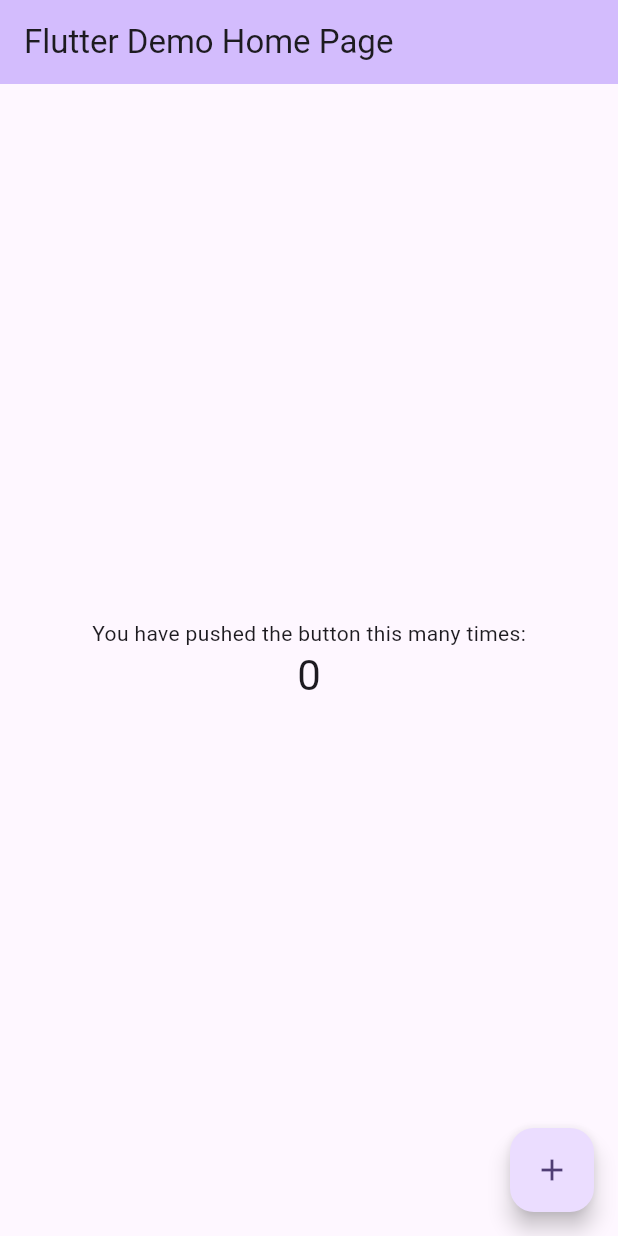
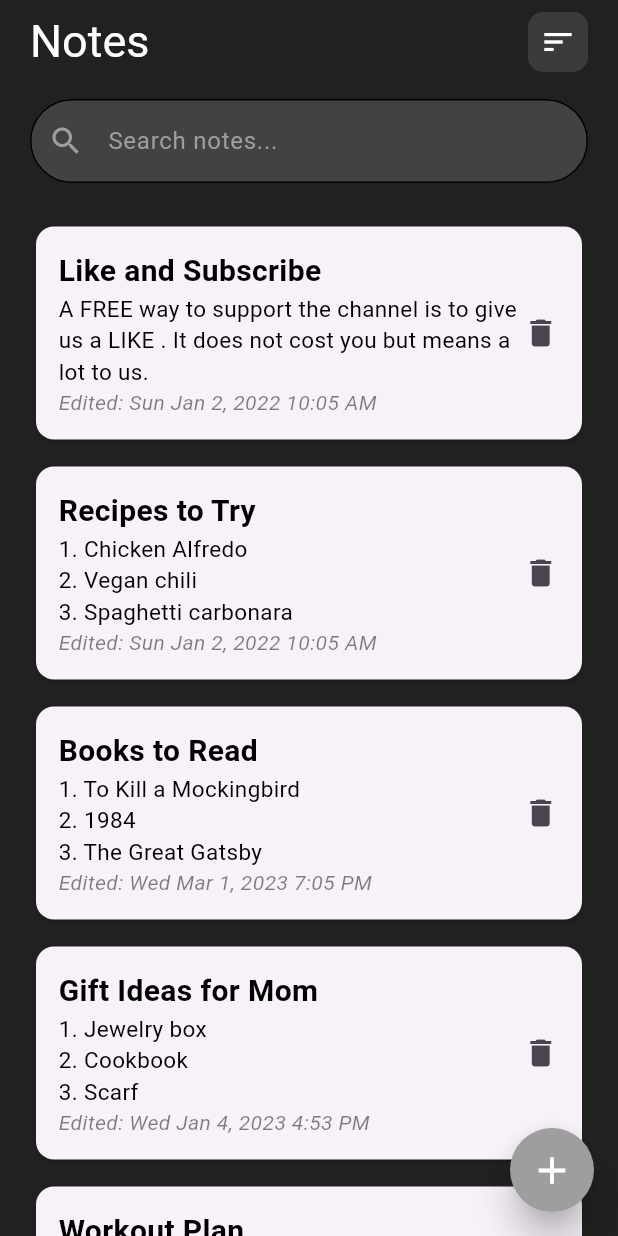
Before and after one commit to nmq2503/flutter_notion, a Flutter app: the screen it shows after launch, on a phone screen of 412 x 824 dp. Run offline on Flutter 3.47's test engine with Material 3 defaults, Android fonts, the light colour scheme and no system bars.

Commit message:
Add note feature done

```diff
--- /dev/null
+++ b/lib/core/constants.dart
@@ -0,0 +1,25 @@
+import 'package:flutter/material.dart';
+
+const double kDouble5 = 5.0;
+const double kDouble10 = 10.0;
+const double kDouble15 = 15.0;
+const double kDouble20 = 20.0;
+const double kDouble30 = 30.0;
+const double kDouble50 = 50.0;
+
+const Color grey = Colors.grey;
+const Color white = Colors.white;
+const Color black = Colors.black;
+
+List<Color> backgroundColors = [
+  const Color(0xFFCCE5FF),
+  const Color(0xFFD7F9E9),
+  const Color(0xFFFFF8E1),
+  const Color(0xFFF5E6CC),
+  const Color(0xFFFFD6D6),
+  const Color(0xFFE5E5E5),
+  const Color(0xFFE5F0F0),
+  const Color(0xFFE6F9FF),
+  const Color(0xFFD4EDDA),
+  const Color(0xFFFFF3CD),
+];
--- a/lib/main.dart
+++ b/lib/main.dart
@@ -1,125 +1,22 @@
 import 'package:flutter/material.dart';
+import 'package:flutter_notion/screens/home_screen.dart';
 
 void main() {
-  runApp(const MyApp());
+  runApp(const MainApp());
 }
 
-class MyApp extends StatelessWidget {
-  const MyApp({super.key});
+class MainApp extends StatelessWidget {
+  const MainApp({super.key});
 
-  // This widget is the root of your application.
   @override
   Widget build(BuildContext context) {
     return MaterialApp(
-      title: 'Flutter Demo',
+      title: 'Notion App',
       theme: ThemeData(
-        // This is the theme of your application.
-        //
-        // TRY THIS: Try running your application with "flutter run". You'll see
-        // the application has a purple toolbar. Then, without quitting the app,
-        // try changing the seedColor in the colorScheme below to Colors.green
-        // and then invoke "hot reload" (save your changes or press the "hot
-        // reload" button in a Flutter-supported IDE, or press "r" if you used
-        // the command line to start the app).
-        //
-        // Notice that the counter didn't reset back to zero; the application
-        // state is not lost during the reload. To reset the state, use hot
-        // restart instead.
-        //
-        // This works for code too, not just values: Most code changes can be
-        // tested with just a hot reload.
         colorScheme: ColorScheme.fromSeed(seedColor: Colors.deepPurple),
         useMaterial3: true,
       ),
-      home: const MyHomePage(title: 'Flutter Demo Home Page'),
+      home: HomeScreen(),
     );
   }
 }
-
-class MyHomePage extends StatefulWidget {
-  const MyHomePage({super.key, required this.title});
-
-  // This widget is the home page of your application. It is stateful, meaning
-  // that it has a State object (defined below) that contains fields that affect
-  // how it looks.
-
-  // This class is the configuration for the state. It holds the values (in this
-  // case the title) provided by the parent (in this case the App widget) and
-  // used by the build method of the State. Fields in a Widget subclass are
-  // always marked "final".
-
-  final String title;
-
-  @override
-  State<MyHomePage> createState() => _MyHomePageState();
-}
-
-class _MyHomePageState extends State<MyHomePage> {
-  int _counter = 0;
-
-  void _incrementCounter() {
-    setState(() {
-      // This call to setState tells the Flutter framework that something has
-      // changed in this State, which causes it to rerun the build method below
-      // so that the display can reflect the updated values. If we changed
-      // _counter without calling setState(), then the build method would not be
-      // called again, and so nothing would appear to happen.
-      _counter++;
-    });
-  }
-
-  @override
-  Widget build(BuildContext context) {
-    // This method is rerun every time setState is called, for instance as done
-    // by the _incrementCounter method above.
-    //
-    // The Flutter framework has been optimized to make rerunning build methods
-    // fast, so that you can just rebuild anything that needs updating rather
-    // than having to individually change instances of widgets.
-    return Scaffold(
-      appBar: AppBar(
-        // TRY THIS: Try changing the color here to a specific color (to
-        // Colors.amber, perhaps?) and trigger a hot reload to see the AppBar
-        // change color while the other colors stay the same.
-        backgroundColor: Theme.of(context).colorScheme.inversePrimary,
-        // Here we take the value from the MyHomePage object that was created by
-        // the App.build method, and use it to set our appbar title.
-        title: Text(widget.title),
-      ),
-      body: Center(
-        // Center is a layout widget. It takes a single child and positions it
-        // in the middle of the parent.
-        child: Column(
-          // Column is also a layout widget. It takes a list of children and
-          // arranges them vertically. By default, it sizes itself to fit its
-          // children horizontally, and tries to be as tall as its parent.
-          //
-          // Column has various properties to control how it sizes itself and
-          // how it positions its children. Here we use mainAxisAlignment to
-          // center the children vertically; the main axis here is the vertical
-          // axis because Columns are vertical (the cross axis would be
-          // horizontal).
-          //
-          // TRY THIS: Invoke "debug painting" (choose the "Toggle Debug Paint"
-          // action in the IDE, or press "p" in the console), to see the
-          // wireframe for each widget.
-          mainAxisAlignment: MainAxisAlignment.center,
-          children: <Widget>[
-            const Text(
-              'You have pushed the button this many times:',
-            ),
-            Text(
-              '$_counter',
-              style: Theme.of(context).textTheme.headlineMedium,
-            ),
-          ],
-        ),
-      ),
-      floatingActionButton: FloatingActionButton(
-        onPressed: _incrementCounter,
-        tooltip: 'Increment',
-        child: const Icon(Icons.add),
-      ), // This trailing comma makes auto-formatting nicer for build methods.
-    );
-  }
-}
--- /dev/null
+++ b/lib/model/note.dart
@@ -0,0 +1,77 @@
+class Note {
+  final int id;
+  final String title;
+  final String content;
+  final DateTime modifiedTime;
+
+  Note(
+      {required this.id,
+      required this.title,
+      required this.content,
+      required this.modifiedTime});
+}
+
+List<Note> sampleNotes = [
+  Note(
+    id: 0,
+    title: 'Like and Subscribe',
+    content:
+        'A FREE way to support the channel is to give us a LIKE . It does not cost you but means a lot to us.\nIf you are new here please Subscribe',
+    modifiedTime: DateTime(2022, 1, 1, 34, 5),
+  ),
+  Note(
+    id: 1,
+    title: 'Recipes to Try',
+    content:
+        '1. Chicken Alfredo\n2. Vegan chili\n3. Spaghetti carbonara\n4. Chocolate lava cake',
+    modifiedTime: DateTime(2022, 1, 1, 34, 5),
+  ),
+  Note(
+    id: 2,
+    title: 'Books to Read',
+    content:
+        '1. To Kill a Mockingbird\n2. 1984\n3. The Great Gatsby\n4. The Catcher in the Rye',
+    modifiedTime: DateTime(2023, 3, 1, 19, 5),
+  ),
+  Note(
+    id: 3,
+    title: 'Gift Ideas for Mom',
+    content: '1. Jewelry box\n2. Cookbook\n3. Scarf\n4. Spa day gift card',
+    modifiedTime: DateTime(2023, 1, 4, 16, 53),
+  ),
+  Note(
+    id: 4,
+    title: 'Workout Plan',
+    content:
+        'Monday:\n- Run 5 miles\n- Yoga class\nTuesday:\n- HIIT circuit training\n- Swimming laps\nWednesday:\n- Rest day\nThursday:\n- Weightlifting\n- Spin class\nFriday:\n- Run 3 miles\n- Pilates class\nSaturday:\n- Hiking\n- Rock climbing',
+    modifiedTime: DateTime(2023, 5, 1, 11, 6),
+  ),
+  Note(
+    id: 5,
+    title: 'Bucket List',
+    content:
+        '1. Travel to Japan\n2. Learn to play the guitar\n3. Write a novel\n4. Run a marathon\n5. Start a business',
+    modifiedTime: DateTime(2023, 1, 6, 13, 9),
+  ),
+  Note(
+    id: 6,
+    title: 'Little pigs',
+    content:
+        "Once upon a time there were three little pigs who set out to seek their fortune.",
+    modifiedTime: DateTime(2023, 3, 7, 11, 12),
+  ),
+  Note(
+    id: 7,
+    title: 'Meeting Notes',
+    content:
+        'Attendees: John, Mary, David\nAgenda:\n- Budget review\n- Project updates\n- Upcoming events',
+    modifiedTime: DateTime(2023, 2, 1, 15, 14),
+  ),
+  Note(
+    id: 8,
+    title: 'Ideas for Vacation',
+    content:
+        '1. Visit Grand Canyon\n2. Go on a hot air balloon ride\n3. Try local cuisine\n4. Attend a concert',
+    modifiedTime: DateTime(2023, 2, 1, 12, 34),
+  ),
+];
--- /dev/null
+++ b/lib/screens/edit_screen.dart
@@ -0,0 +1,84 @@
+import 'package:flutter/material.dart';
+import 'package:flutter_notion/core/constants.dart';
+
+class EditScreen extends StatefulWidget {
+  const EditScreen({super.key});
+
+  @override
+  State<EditScreen> createState() => _EditScreenState();
+}
+
+class _EditScreenState extends State<EditScreen> {
+  final TextEditingController _titleController = TextEditingController();
+  final TextEditingController _contentController = TextEditingController();
+
+  // Save note
+  void saveNote() {
+    Navigator.pop(context, [_titleController.text, _contentController.text]);
+  }
+
+  @override
+  Widget build(BuildContext context) {
+    return Scaffold(
+      backgroundColor: Colors.grey.shade900,
+      appBar: AppBar(
+        backgroundColor: Colors.transparent,
+        iconTheme: IconThemeData(color: white),
+      ),
+      body: Container(
+        padding: EdgeInsets.symmetric(horizontal: kDouble20),
+        child: ListView(
+          children: [
+            TextField(
+              controller: _titleController,
+              style: TextStyle(
+                  color: white,
+                  fontSize: kDouble30,
+                  fontWeight: FontWeight.bold),
+              decoration: InputDecoration(
+                hintText: 'Title',
+                border: InputBorder.none,
+                hintStyle: TextStyle(
+                    color: grey,
+                    fontSize: kDouble30,
+                    fontWeight: FontWeight.bold),
+              ),
+              cursorColor: white,
+            ),
+            TextField(
+              controller: _contentController,
+              style: TextStyle(
+                color: white,
+                fontSize: kDouble20,
+              ),
+              decoration: InputDecoration(
+                hintText: 'Type something here',
+                border: InputBorder.none,
+                hintStyle: TextStyle(
+                  color: grey,
+                  fontSize: kDouble20,
+                ),
+              ),
+              cursorColor: white,
+              maxLines: null,
+            ),
+          ],
+        ),
+      ),
+      floatingActionButton: FloatingActionButton(
+        onPressed: () {
+          saveNote();
+        },
+        backgroundColor: grey,
+        child: Icon(
+          Icons.save,
+          color: Colors.white,
+        ),
+        elevation: kDouble10,
+        shape: RoundedRectangleBorder(
+          borderRadius: BorderRadius.circular(kDouble30),
+        ),
+      ),
+    );
+  }
+}
--- /dev/null
+++ b/lib/screens/home_screen.dart
@@ -0,0 +1,181 @@
+import 'package:flutter/material.dart';
+import 'package:flutter_notion/core/constants.dart';
+import 'package:flutter_notion/model/note.dart';
+import 'package:flutter_notion/screens/edit_screen.dart';
+import 'package:intl/intl.dart';
+
+class HomeScreen extends StatefulWidget {
+  const HomeScreen({super.key});
+
+  @override
+  State<HomeScreen> createState() => _HomeScreenState();
+}
+
+class _HomeScreenState extends State<HomeScreen> {
+  @override
+  Widget build(BuildContext context) {
+    return Scaffold(
+      appBar: AppBar(
+        titleSpacing: 20,
+        backgroundColor: Colors.transparent,
+        title: const Text(
+          'Notes',
+          style: TextStyle(
+            fontSize: 30,
+            color: white,
+          ),
+        ),
+        actions: [
+          Container(
+            margin: const EdgeInsets.only(right: 20),
+            width: 40,
+            height: 40,
+            decoration: BoxDecoration(
+              color: Colors.grey.shade800.withOpacity(0.8),
+              borderRadius: BorderRadius.circular(10),
+            ),
+            child: IconButton(
+                onPressed: () {},
+                icon: const Icon(
+                  Icons.sort,
+                  color: white,
+                )),
+          ),
+        ],
+      ),
+      backgroundColor: Colors.grey.shade900,
+      body: Container(
+        padding: const EdgeInsets.symmetric(
+          horizontal: 20,
+        ),
+        child: Column(
+          children: [
+            const SizedBox(
+              height: kDouble10,
+            ),
+            TextField(
+              style: TextStyle(color: white),
+              maxLines: 1,
+              cursorColor: white,
+              decoration: InputDecoration(
+                hintText: "Search notes...",
+                hintStyle: TextStyle(color: grey),
+                prefixIcon: Icon(
+                  Icons.search,
+                ),
+                prefixIconColor: grey,
+                fillColor: Color(0xFF424242),
+                filled: true,
+                focusedBorder: OutlineInputBorder(
+                  borderSide: BorderSide(color: Colors.grey, width: 2.0),
+                  borderRadius: BorderRadius.circular(30),
+                ),
+                enabledBorder: OutlineInputBorder(
+                  borderRadius: BorderRadius.circular(30),
+                ),
+              ),
+            ),
+            const SizedBox(
+              height: kDouble20,
+            ),
+            Expanded(
+              child: ListView.builder(
+                itemCount: sampleNotes.length,
+                itemBuilder: (BuildContext context, int index) {
+                  return Padding(
+                    padding: EdgeInsets.symmetric(vertical: kDouble5),
+                    child: Card(
+                      child: Padding(
+                        padding: const EdgeInsets.all(kDouble15),
+                        child: Row(
+                          mainAxisAlignment: MainAxisAlignment.spaceBetween,
+                          children: [
+                            Expanded(
+                              child: Column(
+                                crossAxisAlignment: CrossAxisAlignment.start,
+                                children: [
+                                  Text(
+                                    sampleNotes[index].title,
+                                    maxLines: 1,
+                                    style: TextStyle(
+                                      color: black,
+                                      fontWeight: FontWeight.bold,
+                                      fontSize: kDouble20,
+                                    ),
+                                  ),
+                                  Text(
+                                    // 'This is note\'s content!',
+                                    sampleNotes[index].content,
+                                    maxLines: 3,
+                                    overflow: TextOverflow.ellipsis,
+                                    style: TextStyle(
+                                      color: black,
+                                      fontSize: kDouble15,
+                                    ),
+                                  ),
+                                  Text(
+                                    'Edited: ${DateFormat('EEE MMM d, yyyy h:mm a').format(sampleNotes[index].modifiedTime)}',
+                                    style: TextStyle(
+                                      color: black.withOpacity(0.5),
+                                      fontStyle: FontStyle.italic,
+                                    ),
+                                  ),
+                                ],
+                              ),
+                            ),
+                            SizedBox(
+                              height: 25,
+                              width: 25,
+                              child: IconButton(
+                                onPressed: () {},
+                                icon: Icon(Icons.delete),
+                                padding: EdgeInsets.zero,
+                                constraints: BoxConstraints(),
+                              ),
+                            ),
+                          ],
+                        ),
+                      ),
+                    ),
+                  );
+                },
+              ),
+            ),
+          ],
+        ),
+      ),
+      floatingActionButton: FloatingActionButton(
+        onPressed: () async {
+          final result = await Navigator.push(
+            context,
+            MaterialPageRoute(
+              builder: (BuildContext context) {
+                return const EditScreen();
+              },
+            ),
+          );
+
+          if (result != null) {
+            setState(() {
+              sampleNotes.add(Note(
+                  id: sampleNotes.length,
+                  title: result[0],
+                  content: result[1],
+                  modifiedTime: DateTime.now()));
+            });
+          }
+        },
+        backgroundColor: grey,
+        elevation: 10,
+        shape: RoundedRectangleBorder(
+          borderRadius: BorderRadius.circular(kDouble30),
+        ),
+        child: const Icon(
+          Icons.add,
+          color: white,
+          size: kDouble30,
+        ),
+      ),
+    );
+  }
+}
--- a/pubspec.yaml
+++ b/pubspec.yaml
@@ -30,7 +30,7 @@ environment:
 dependencies:
   flutter:
     sdk: flutter
-
+  intl: ^0.19.0
 
   # The following adds the Cupertino Icons font to your application.
   # Use with the CupertinoIcons class for iOS style icons.
```
Also changed, not shown: pubspec.lock, 1 other file.
